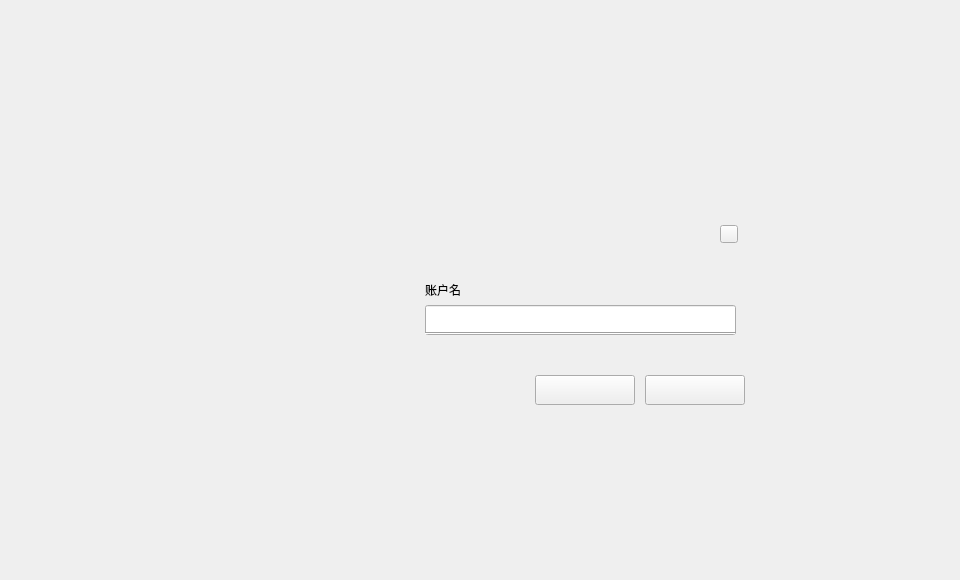
Above: namedialog.ui from HcashOrg/hx-indicator before the change. Below: the same form after it.
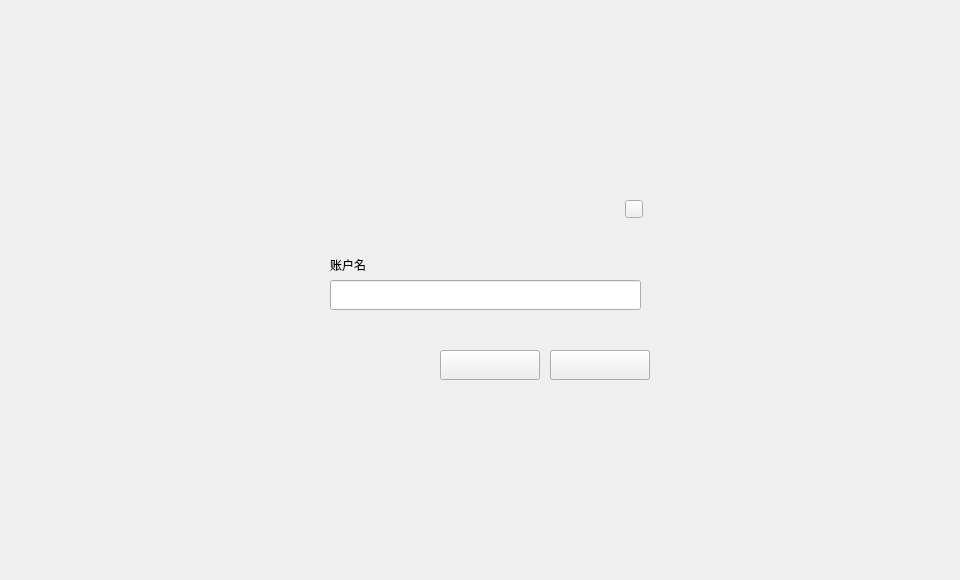
That is the form after the change.

```diff
--- a/namedialog.ui
+++ b/namedialog.ui
@@ -34,8 +34,8 @@
    <widget class="QWidget" name="containerWidget" native="true">
     <property name="geometry">
      <rect>
-      <x>385</x>
-      <y>205</y>
+      <x>290</x>
+      <y>180</y>
       <width>380</width>
       <height>220</height>
      </rect>
@@ -81,10 +81,10 @@
     <widget class="QLabel" name="addressNameTipLabel2">
      <property name="geometry">
       <rect>
-       <x>60</x>
+       <x>50</x>
        <y>130</y>
        <width>200</width>
-       <height>16</height>
+       <height>20</height>
       </rect>
      </property>
      <property name="text">
@@ -172,19 +172,6 @@
       <bool>true</bool>
      </property>
     </widget>
-    <widget class="Line" name="line">
-     <property name="geometry">
-      <rect>
-       <x>40</x>
-       <y>120</y>
-       <width>311</width>
-       <height>16</height>
-      </rect>
-     </property>
-     <property name="orientation">
-      <enum>Qt::Horizontal</enum>
-     </property>
-    </widget>
    </widget>
   </widget>
  </widget>
```
